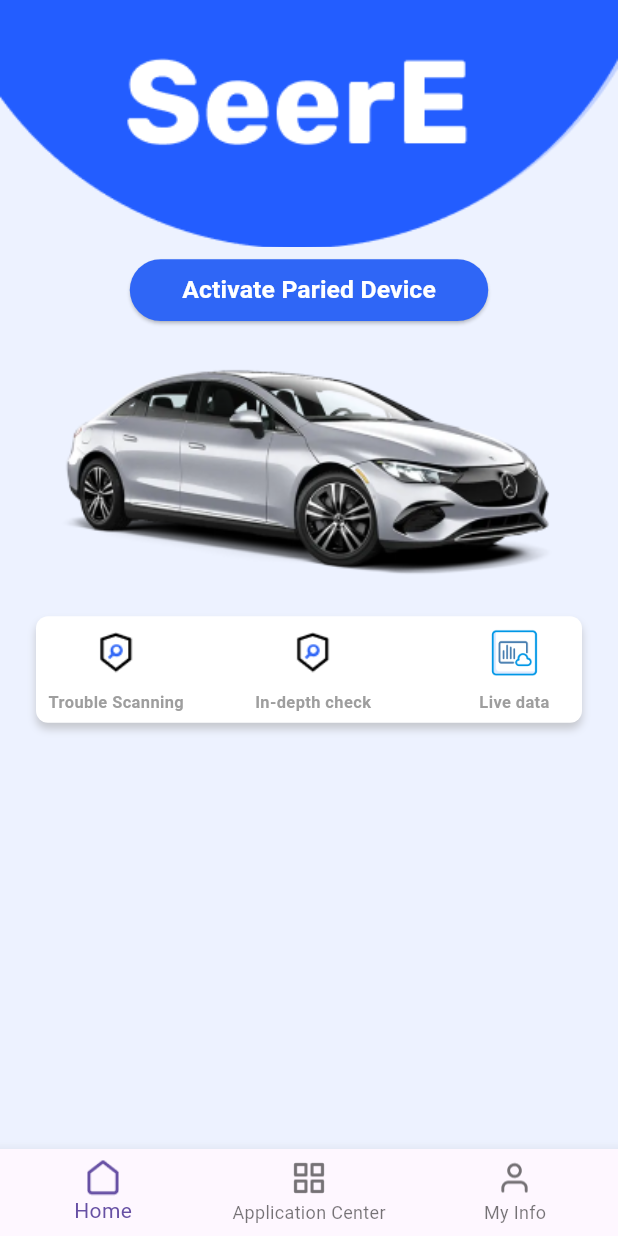
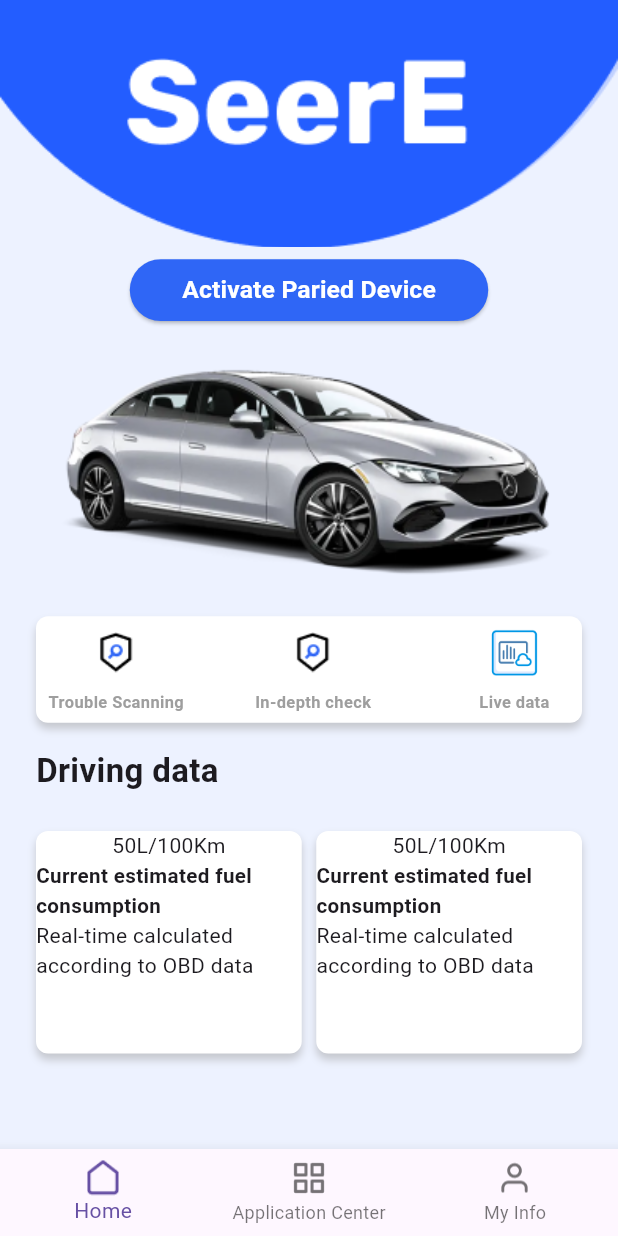
Before and after one commit to Rana-Mohsen/seere, a Flutter app: the screen it shows after launch, on a phone screen of 412 x 824 dp. Run offline on Flutter 3.47's test engine with Material 3 defaults, Android fonts, the phone set to English and light mode, and no system bars; our stand-ins replace sizer.

Commit message:
home driving data

```diff
--- /dev/null
+++ b/lib/components/home_container.dart
@@ -0,0 +1,39 @@
+import 'package:flutter/material.dart';
+import 'package:seere/constants.dart';
+import 'package:sizer/sizer.dart';
+
+class HomeContainer extends StatefulWidget {
+  const HomeContainer(
+      {super.key,
+      required this.data,
+      required this.text1,
+      required this.text2,
+      required this.text3});
+  final String data, text1, text2, text3;
+
+  @override
+  State<HomeContainer> createState() => _HomeContainerState();
+}
+
+class _HomeContainerState extends State<HomeContainer> {
+  @override
+  Widget build(BuildContext context) {
+    return Container(
+        decoration: boxDecoration(),
+        height: 18.h,
+        width: 43.w,
+        child: Column(
+          children: [
+            Text(widget.data + widget.text1),
+            Text(
+              widget.text2,
+              style: TextStyle(
+                fontWeight: FontWeight.w600,
+                fontSize: 10.sp,
+              ),
+            ),
+            Text(widget.text3)
+          ],
+        ));
+  }
+}
--- a/lib/constants.dart
+++ b/lib/constants.dart
@@ -1,3 +1,18 @@
 import 'package:flutter/material.dart';
 
 const kPrimaryBackGroundColor = Color(0xFFEDF2FF);
+
+BoxDecoration boxDecoration() {
+  return BoxDecoration(
+    color: Colors.white,
+    borderRadius: BorderRadius.circular(8),
+    boxShadow: [
+      BoxShadow(
+        color: Colors.grey.withOpacity(0.5),
+        spreadRadius: 0,
+        blurRadius: 4,
+        offset: const Offset(0, 4),
+      ),
+    ],
+  );
+}
--- a/lib/main.dart
+++ b/lib/main.dart
@@ -1,6 +1,6 @@
 import 'package:flutter/material.dart';
 import 'package:seere/constants.dart';
-import 'package:seere/views/home_container.dart';
+import 'package:seere/views/nav_container.dart';
 import 'package:sizer/sizer.dart';
 
 void main() {
@@ -17,7 +17,7 @@ class MyApp extends StatelessWidget {
       return MaterialApp(
         debugShowCheckedModeBanner: false,
         theme: ThemeData(scaffoldBackgroundColor: kPrimaryBackGroundColor),
-        home: const HomeContainer(),
+        home: const NavContainer(),
       );
     });
   }
--- a/lib/views/home_view.dart
+++ b/lib/views/home_view.dart
@@ -1,5 +1,7 @@
 import 'package:flutter/material.dart';
 import 'package:seere/components/custom_button.dart';
+import 'package:seere/components/home_container.dart';
+import 'package:seere/constants.dart';
 import 'package:sizer/sizer.dart';
 
 class HomeView extends StatelessWidget {
@@ -18,8 +20,8 @@ class HomeView extends StatelessWidget {
               fit: BoxFit.cover,
             ),
           ),
-          Padding(
-            padding: const EdgeInsets.all(8.0),
+          const Padding(
+            padding: EdgeInsets.all(8.0),
             child: CustomButton(
                 title: "Activate Paried Device", color: Color(0xff2F66F6)),
           ),
@@ -36,18 +38,7 @@ class HomeView extends StatelessWidget {
             child: Column(
               children: [
                 Container(
-                  decoration: BoxDecoration(
-                    color: Colors.white,
-                    borderRadius: BorderRadius.circular(8),
-                    boxShadow: [
-                      BoxShadow(
-                        color: Colors.grey.withOpacity(0.5),
-                        spreadRadius: 0,
-                        blurRadius: 4,
-                        offset: const Offset(0, 4),
-                      ),
-                    ],
-                  ),
+                  decoration: boxDecoration(),
                   child: Row(
                     // mainAxisAlignment: MainAxisAlignment.spaceAround,
                     children: [
@@ -80,7 +71,40 @@ class HomeView extends StatelessWidget {
                       ),
                     ],
                   ),
-                )
+                ),
+                SizedBox(
+                  height: 2.h,
+                ),
+                Row(
+                  children: [
+                    Text(
+                      "Driving data",
+                      style: TextStyle(
+                        fontWeight: FontWeight.w600,
+                        fontSize: 16.sp,
+                      ),
+                    ),
+                  ],
+                ),
+                SizedBox(
+                  height: 3.h,
+                ),
+                Row(
+                    mainAxisAlignment: MainAxisAlignment.spaceBetween,
+                    children: [
+                      HomeContainer(
+                        data: "50",
+                        text1: "L/100Km",
+                        text2: "Current estimated fuel consumption",
+                        text3: "Real-time calculated according to OBD data",
+                      ),
+                      HomeContainer(
+                        data: "50",
+                        text1: "L/100Km",
+                        text2: "Current estimated fuel consumption",
+                        text3: "Real-time calculated according to OBD data",
+                      ),
+                    ]),
               ],
             ),
           )
--- a/lib/views/home_container.dart
+++ b/lib/views/nav_container.dart
@@ -3,15 +3,15 @@ import 'package:seere/views/app_center_view.dart';
 import 'package:seere/views/home_view.dart';
 import 'package:seere/views/my_info_view.dart';
 
-class HomeContainer extends StatefulWidget {
-  const HomeContainer({
+class NavContainer extends StatefulWidget {
+  const NavContainer({
     super.key,
   });
   @override
-  State<HomeContainer> createState() => _HomeContainerState();
+  State<NavContainer> createState() => _NavContainerState();
 }
 
-class _HomeContainerState extends State<HomeContainer> {
+class _NavContainerState extends State<NavContainer> {
   int currentIndex = 0;
   List<Widget> pages = [
     const HomeView(),
```
Also changed, not shown: assets/icons/battarycheck.png (added), assets/icons/comptest.png (added), assets/icons/livedata2.png (added), assets/icons/performancetest.png (added), assets/icons/troublescan2.png (added), assets/images/center_car.png (added).
